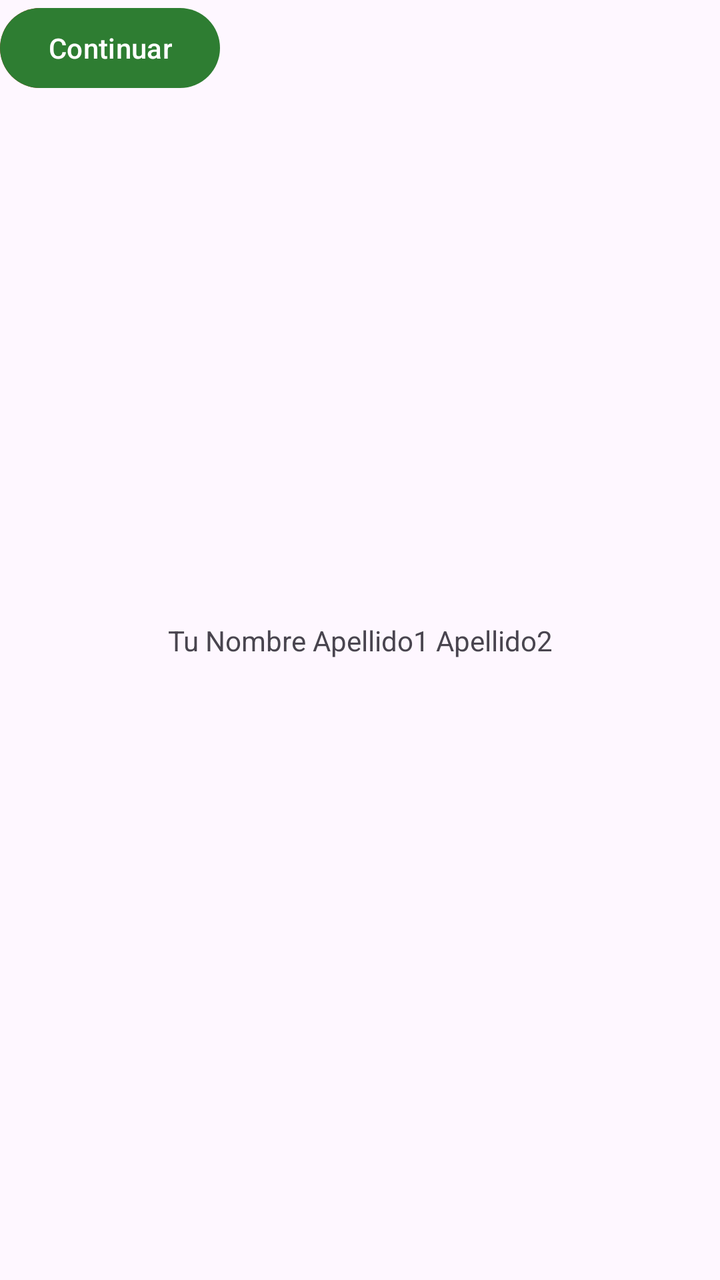
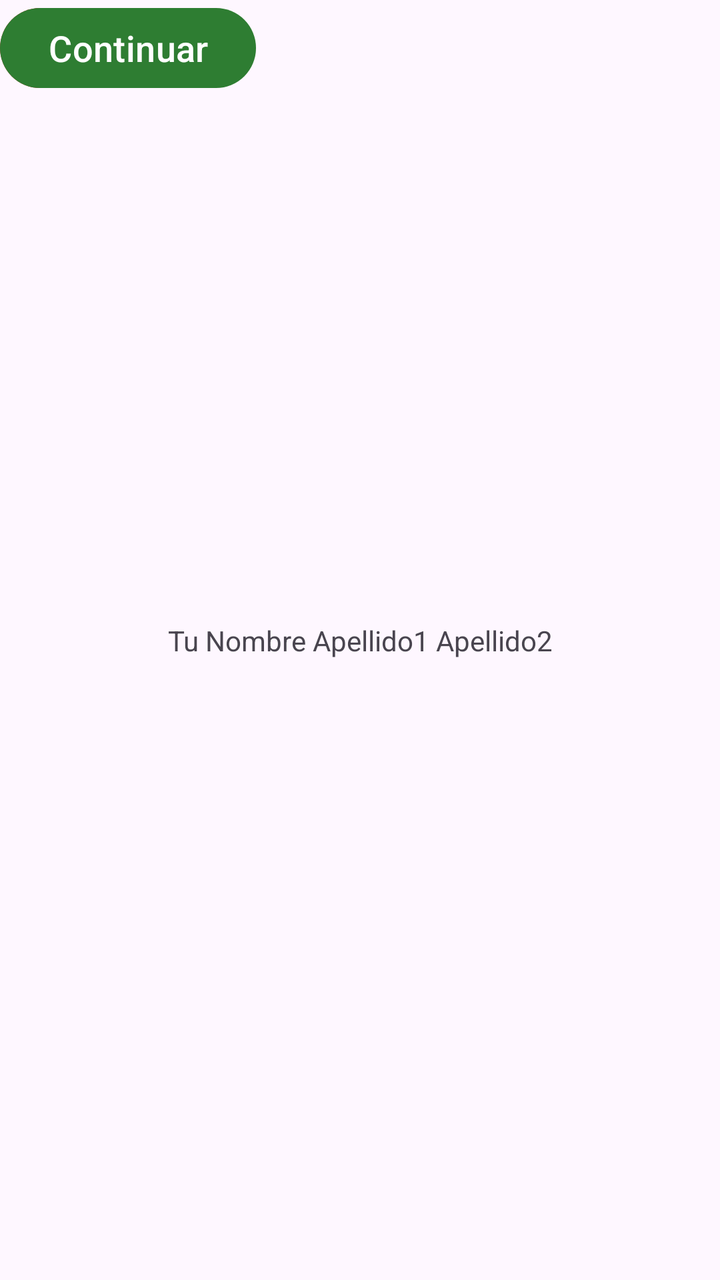

Screens rendered from an Android XML layout before and after an edit, with the pre-edit source and the edit as a unified diff.
<!-- AndroidManifest.xml: application theme Theme.RecursosIsrael -->
<!-- res/layout/activity_main.xml -->
<?xml version="1.0" encoding="utf-8"?>
<androidx.constraintlayout.widget.ConstraintLayout xmlns:android="http://schemas.android.com/apk/res/android"
    xmlns:app="http://schemas.android.com/apk/res-auto"
    xmlns:tools="http://schemas.android.com/tools"
    android:id="@+id/main"
    android:layout_width="match_parent"
    android:layout_height="match_parent"
    tools:context=".MainActivity">

    <TextView
        android:layout_width="wrap_content"
        android:layout_height="wrap_content"
        android:text="@string/nombre_completo"
        app:layout_constraintBottom_toBottomOf="parent"
        app:layout_constraintEnd_toEndOf="parent"
        app:layout_constraintStart_toStartOf="parent"
        app:layout_constraintTop_toTopOf="parent" />

    <Button
        android:id="@+id/button"
        android:layout_width="wrap_content"
        android:layout_height="wrap_content"
        android:text="@string/cancelar"
        tools:layout_editor_absoluteX="43dp"
        tools:layout_editor_absoluteY="433dp"
        app:backgroundTint="@color/rojo"/>

    <Button
        android:id="@+id/button2"
        android:layout_width="wrap_content"
        android:layout_height="wrap_content"
        android:text="@string/continuar"
        tools:layout_editor_absoluteX="250dp"
        tools:layout_editor_absoluteY="426dp"
        app:backgroundTint="@color/verde"/>

</androidx.constraintlayout.widget.ConstraintLayout>
<!-- resources referenced by this layout -->
<resources>
  <color name="rojo">#C62828</color>
  <color name="verde">#2E7D32</color>
  <string name="cancelar">Cancelar</string>
  <string name="continuar">Continuar</string>
  <string name="nombre_completo">Tu Nombre Apellido1 Apellido2</string>
  <style name="Theme.RecursosIsrael" parent="Base.Theme.RecursosIsrael" />
  <style name="Base.Theme.RecursosIsrael" parent="Theme.Material3.DayNight.NoActionBar">
          
          
      </style>
</resources>

<!-- the commit's change to res/layout/activity_main.xml (unified diff, before → after) -->
@@ -23,7 +23,8 @@
         android:text="@string/cancelar"
         tools:layout_editor_absoluteX="43dp"
         tools:layout_editor_absoluteY="433dp"
-        app:backgroundTint="@color/rojo"/>
+        app:backgroundTint="@color/rojo"
+        style="@style/BotonTarea"/>
 
     <Button
         android:id="@+id/button2"
@@ -32,6 +33,7 @@
         android:text="@string/continuar"
         tools:layout_editor_absoluteX="250dp"
         tools:layout_editor_absoluteY="426dp"
-        app:backgroundTint="@color/verde"/>
+        app:backgroundTint="@color/verde"
+        style="@style/BotonTarea"/>
 
 </androidx.constraintlayout.widget.ConstraintLayout>
<!-- resource entries referenced after the edit -->
@@ -5,6 +5,11 @@
   <string name="cancelar">Cancelar</string>
   <string name="continuar">Continuar</string>
   <string name="nombre_completo">Tu Nombre Apellido1 Apellido2</string>
+  <style name="BotonTarea" parent="Widget.Material3.Button">
+          <item name="android:layout_height">56dp</item>
+          <item name="android:layout_margin">12dp</item>
+          <item name="android:textSize">18sp</item>
+      </style>
   <style name="Theme.RecursosIsrael" parent="Base.Theme.RecursosIsrael" />
   <style name="Base.Theme.RecursosIsrael" parent="Theme.Material3.DayNight.NoActionBar">
           
